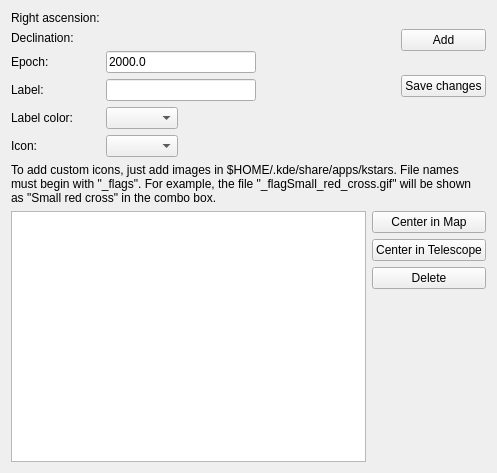
Before: the Qt Designer form kstars/tools/flagmanager.ui in KDE/kstars, drawn with Qt 5.
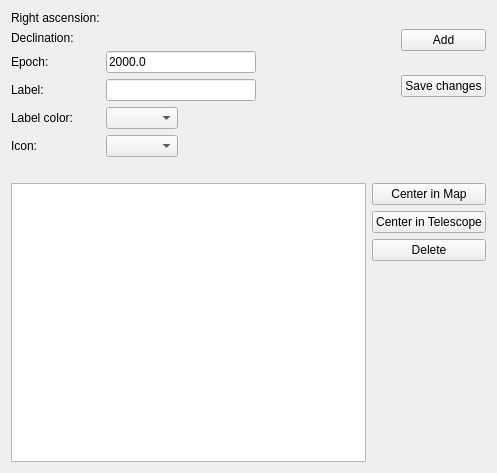
After: the same form once the commit is applied. Custom widgets are drawn as their Qt base class.

Commit message: Fix flag manager and component handling of different epochs. Now the original epoch is stored in the database. Also using QStandardPaths to display the location where of custom flag files instead of hardcoding it. BUGS:344375 FIXED-IN:15.04 CCMAIL:kstars-devel@kde.org

```diff
--- a/kstars/tools/flagmanager.ui
+++ b/kstars/tools/flagmanager.ui
@@ -164,7 +164,7 @@
    <item>
     <widget class="QLabel" name="label_3">
      <property name="text">
-      <string>To add custom icons, just add images in $HOME/.kde/share/apps/kstars. File names must begin with &quot;_flags&quot;. For example, the file &quot;_flagSmall_red_cross.gif&quot; will be shown as &quot;Small red cross&quot; in the combo box.</string>
+      <string/>
      </property>
      <property name="wordWrap">
       <bool>true</bool>
```
Left out of the diff: 2 changed lines with no effect on the pictures. The commit also changes 4 other files.
